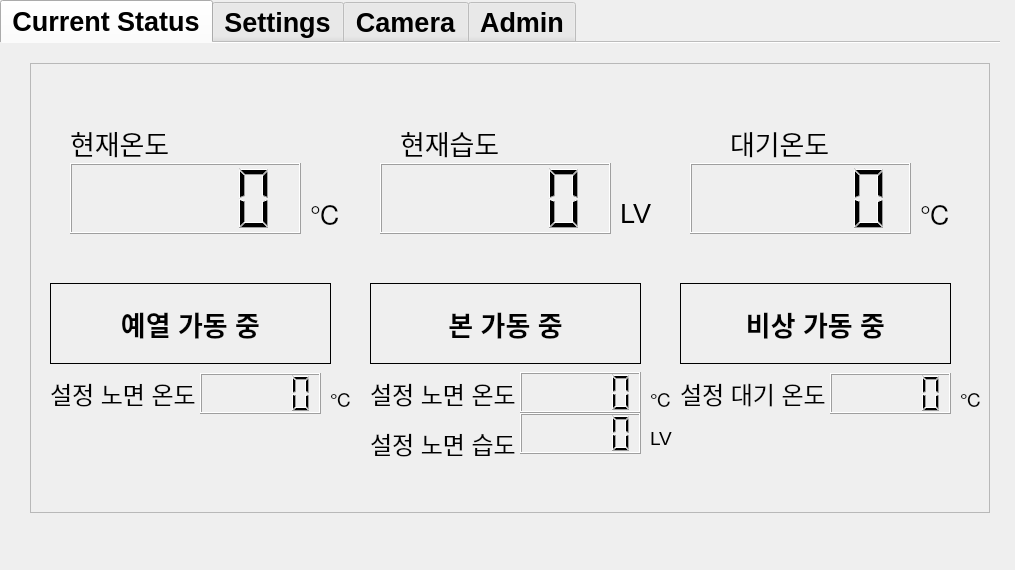
Old version of the form SMRS_r_pi.ui in the repository quilp007/SMRS.
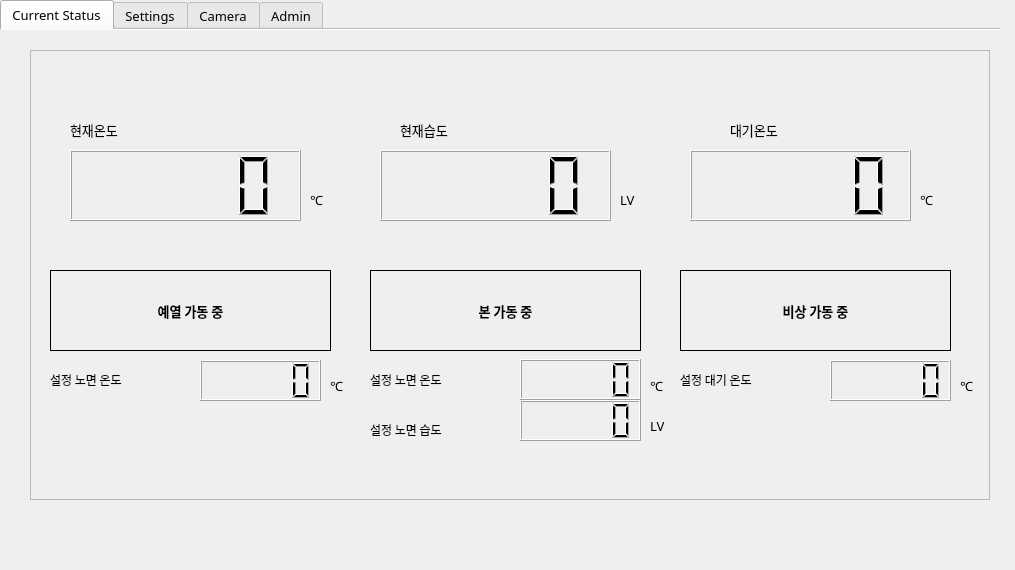
New version of the form. The open tabs and pages were chosen to show the change. Icons and pictures are not drawn.

What changed in the file:
```diff
--- a/SMRS_r_pi.ui
+++ b/SMRS_r_pi.ui
@@ -39,10 +39,11 @@
    </property>
    <property name="font">
     <font>
-     <pointsize>20</pointsize>
-     <weight>75</weight>
+     <family>3DS Fonticon</family>
+     <pointsize>10</pointsize>
+     <weight>50</weight>
      <italic>false</italic>
-     <bold>true</bold>
+     <bold>false</bold>
      <underline>false</underline>
      <strikeout>false</strikeout>
      <stylestrategy>PreferDefault</stylestrategy>
@@ -106,9 +107,15 @@
     </property>
     <property name="font">
      <font>
+      <family>3DS Fonticon</family>
       <pointsize>30</pointsize>
       <weight>50</weight>
+      <italic>false</italic>
       <bold>false</bold>
+      <underline>false</underline>
+      <strikeout>false</strikeout>
+      <stylestrategy>PreferDefault</stylestrategy>
+      <kerning>true</kerning>
      </font>
     </property>
     <attribute name="icon">
@@ -127,6 +134,19 @@
        <height>450</height>
       </rect>
      </property>
+     <property name="font">
+      <font>
+       <family>3DS Fonticon</family>
+       <pointsize>10</pointsize>
+       <weight>50</weight>
+       <italic>false</italic>
+       <bold>false</bold>
+       <underline>false</underline>
+       <strikeout>false</strikeout>
+       <stylestrategy>PreferDefault</stylestrategy>
+       <kerning>true</kerning>
+      </font>
+     </property>
      <property name="frameShape">
       <enum>QFrame::StyledPanel</enum>
      </property>
@@ -142,6 +162,19 @@
         <height>71</height>
        </rect>
       </property>
+      <property name="font">
+       <font>
+        <family>3DS Fonticon</family>
+        <pointsize>10</pointsize>
+        <weight>50</weight>
+        <italic>false</italic>
+        <bold>false</bold>
+        <underline>false</underline>
+        <strikeout>false</strikeout>
+        <stylestrategy>PreferDefault</stylestrategy>
+        <kerning>true</kerning>
+       </font>
+      </property>
       <property name="smallDecimalPoint">
        <bool>false</bool>
       </property>
@@ -163,7 +196,15 @@
       </property>
       <property name="font">
        <font>
-        <pointsize>20</pointsize>
+        <family>3DS Fonticon</family>
+        <pointsize>10</pointsize>
+        <weight>50</weight>
+        <italic>false</italic>
+        <bold>false</bold>
+        <underline>false</underline>
+        <strikeout>false</strikeout>
+        <stylestrategy>PreferDefault</stylestrategy>
+        <kerning>true</kerning>
        </font>
       </property>
       <property name="text">
@@ -181,7 +222,8 @@
       </property>
       <property name="font">
        <font>
-        <pointsize>20</pointsize>
+        <family>3DS Fonticon</family>
+        <pointsize>10</pointsize>
        </font>
       </property>
       <property name="text">
@@ -197,6 +239,19 @@
         <height>71</height>
        </rect>
       </property>
+      <property name="font">
+       <font>
+        <family>3DS Fonticon</family>
+        <pointsize>10</pointsize>
+        <weight>50</weight>
+        <italic>false</italic>
+        <bold>false</bold>
+        <underline>false</underline>
+        <strikeout>false</strikeout>
+        <stylestrategy>PreferDefault</stylestrategy>
+        <kerning>true</kerning>
+       </font>
+      </property>
       <property name="smallDecimalPoint">
        <bool>false</bool>
       </property>
@@ -218,7 +273,8 @@
       </property>
       <property name="font">
        <font>
-        <pointsize>20</pointsize>
+        <family>3DS Fonticon</family>
+        <pointsize>10</pointsize>
        </font>
       </property>
       <property name="text">
@@ -234,6 +290,12 @@
         <height>71</height>
        </rect>
       </property>
+      <property name="font">
+       <font>
+        <family>3DS Fonticon</family>
+        <pointsize>10</pointsize>
+       </font>
+      </property>
       <property name="smallDecimalPoint">
        <bool>false</bool>
       </property>
@@ -253,6 +315,12 @@
         <height>41</height>
        </rect>
       </property>
+      <property name="font">
+       <font>
+        <family>3DS Fonticon</family>
+        <pointsize>10</pointsize>
+       </font>
+      </property>
       <property name="smallDecimalPoint">
        <bool>false</bool>
       </property>
@@ -272,6 +340,19 @@
         <height>41</height>
        </rect>
       </property>
+      <property name="font">
+       <font>
+        <family>3DS Fonticon</family>
+        <pointsize>10</pointsize>
+        <weight>50</weight>
+        <italic>false</italic>
+        <bold>false</bold>
+        <underline>false</underline>
+        <strikeout>false</strikeout>
+        <stylestrategy>PreferDefault</stylestrategy>
+        <kerning>true</kerning>
+       </font>
+      </property>
       <property name="smallDecimalPoint">
        <bool>false</bool>
       </property>
@@ -291,6 +372,19 @@
         <height>41</height>
        </rect>
       </property>
+      <property name="font">
+       <font>
+        <family>3DS Fonticon</family>
+        <pointsize>10</pointsize>
+        <weight>50</weight>
+        <italic>false</italic>
+        <bold>false</bold>
+        <underline>false</underline>
+        <strikeout>false</strikeout>
+        <stylestrategy>PreferDefault</stylestrategy>
+        <kerning>true</kerning>
+       </font>
+      </property>
       <property name="smallDecimalPoint">
        <bool>false</bool>
       </property>
@@ -312,7 +406,8 @@
       </property>
       <property name="font">
        <font>
-        <pointsize>20</pointsize>
+        <family>3DS Fonticon</family>
+        <pointsize>10</pointsize>
         <weight>75</weight>
         <bold>true</bold>
         <underline>false</underline>
@@ -348,9 +443,15 @@
       </property>
       <property name="font">
        <font>
-        <pointsize>20</pointsize>
+        <family>3DS Fonticon</family>
+        <pointsize>10</pointsize>
         <weight>75</weight>
+        <italic>false</italic>
         <bold>true</bold>
+        <underline>false</underline>
+        <strikeout>false</strikeout>
+        <stylestrategy>PreferDefault</stylestrategy>
+        <kerning>true</kerning>
        </font>
       </property>
       <property name="frameShape">
@@ -374,9 +475,15 @@
       </property>
       <property name="font">
        <font>
-        <pointsize>20</pointsize>
+        <family>3DS Fonticon</family>
+        <pointsize>10</pointsize>
         <weight>75</weight>
+        <italic>false</italic>
         <bold>true</bold>
+        <underline>false</underline>
+        <strikeout>false</strikeout>
+        <stylestrategy>PreferDefault</stylestrategy>
+        <kerning>true</kerning>
        </font>
       </property>
       <property name="frameShape">
@@ -400,7 +507,8 @@
       </property>
       <property name="font">
        <font>
-        <pointsize>18</pointsize>
+        <family>3DS Fonticon</family>
+        <pointsize>9</pointsize>
         <weight>50</weight>
         <bold>false</bold>
        </font>
@@ -420,9 +528,15 @@
       </property>
       <property name="font">
        <font>
-        <pointsize>18</pointsize>
+        <family>3DS Fonticon</family>
+        <pointsize>9</pointsize>
         <weight>50</weight>
+        <italic>false</italic>
         <bold>false</bold>
+        <underline>false</underline>
+        <strikeout>false</strikeout>
+        <stylestrategy>PreferDefault</stylestrategy>
+        <kerning>true</kerning>
        </font>
       </property>
       <property name="text">
@@ -440,9 +554,15 @@
       </property>
       <property name="font">
        <font>
-        <pointsize>18</pointsize>
+        <family>3DS Fonticon</family>
+        <pointsize>9</pointsize>
         <weight>50</weight>
+        <italic>false</italic>
         <bold>false</bold>
+        <underline>false</underline>
+        <strikeout>false</strikeout>
+        <stylestrategy>PreferDefault</stylestrategy>
+        <kerning>true</kerning>
        </font>
       </property>
       <property name="text">
@@ -460,9 +580,15 @@
       </property>
       <property name="font">
        <font>
-        <pointsize>18</pointsize>
+        <family>3DS Fonticon</family>
+        <pointsize>9</pointsize>
         <weight>50</weight>
+        <italic>false</italic>
         <bold>false</bold>
+        <underline>false</underline>
+        <strikeout>false</strikeout>
+        <stylestrategy>PreferDefault</stylestrategy>
+        <kerning>true</kerning>
        </font>
       </property>
       <property name="text">
@@ -478,6 +604,19 @@
         <height>41</height>
        </rect>
       </property>
+      <property name="font">
+       <font>
+        <family>3DS Fonticon</family>
+        <pointsize>10</pointsize>
+        <weight>50</weight>
+        <italic>false</italic>
+        <bold>false</bold>
+        <underline>false</underline>
+        <strikeout>false</strikeout>
+        <stylestrategy>PreferDefault</stylestrategy>
+        <kerning>true</kerning>
+       </font>
+      </property>
       <property name="smallDecimalPoint">
        <bool>false</bool>
       </property>
@@ -499,7 +638,15 @@
       </property>
       <property name="font">
        <font>
-        <pointsize>20</pointsize>
+        <family>3DS Fonticon</family>
+        <pointsize>10</pointsize>
+        <weight>50</weight>
+        <italic>false</italic>
+        <bold>false</bold>
+        <underline>false</underline>
+        <strikeout>false</strikeout>
+        <stylestrategy>PreferDefault</stylestrategy>
+        <kerning>true</kerning>
        </font>
       </property>
       <property name="text">
@@ -517,7 +664,15 @@
       </property>
       <property name="font">
        <font>
-        <pointsize>20</pointsize>
+        <family>3DS Fonticon</family>
+        <pointsize>10</pointsize>
+        <weight>50</weight>
+        <italic>false</italic>
+        <bold>false</bold>
+        <underline>false</underline>
+        <strikeout>false</strikeout>
+        <stylestrategy>PreferDefault</stylestrategy>
+        <kerning>true</kerning>
        </font>
       </property>
       <property name="text">
@@ -535,7 +690,8 @@
       </property>
       <property name="font">
        <font>
-        <pointsize>20</pointsize>
+        <family>3DS Fonticon</family>
+        <pointsize>10</pointsize>
        </font>
       </property>
       <property name="text">
@@ -553,7 +709,15 @@
       </property>
       <property name="font">
        <font>
-        <pointsize>14</pointsize>
+        <family>3DS Fonticon</family>
+        <pointsize>10</pointsize>
+        <weight>50</weight>
+        <italic>false</italic>
+        <bold>false</bold>
+        <underline>false</underline>
+        <strikeout>false</strikeout>
+        <stylestrategy>PreferDefault</stylestrategy>
+        <kerning>true</kerning>
        </font>
       </property>
       <property name="text">
@@ -571,7 +735,15 @@
       </property>
       <property name="font">
        <font>
-        <pointsize>14</pointsize>
+        <family>3DS Fonticon</family>
+        <pointsize>10</pointsize>
+        <weight>50</weight>
+        <italic>false</italic>
+        <bold>false</bold>
+        <underline>false</underline>
+        <strikeout>false</strikeout>
+        <stylestrategy>PreferDefault</stylestrategy>
+        <kerning>true</kerning>
        </font>
       </property>
       <property name="text">
@@ -589,7 +761,15 @@
       </property>
       <property name="font">
        <font>
-        <pointsize>14</pointsize>
+        <family>3DS Fonticon</family>
+        <pointsize>10</pointsize>
+        <weight>50</weight>
+        <italic>false</italic>
+        <bold>false</bold>
+        <underline>false</underline>
+        <strikeout>false</strikeout>
+        <stylestrategy>PreferDefault</stylestrategy>
+        <kerning>true</kerning>
        </font>
       </property>
       <property name="text">
@@ -607,7 +787,15 @@
       </property>
       <property name="font">
        <font>
-        <pointsize>14</pointsize>
+        <family>3DS Fonticon</family>
+        <pointsize>10</pointsize>
+        <weight>50</weight>
+        <italic>false</italic>
+        <bold>false</bold>
+        <underline>false</underline>
+        <strikeout>false</strikeout>
+        <stylestrategy>PreferDefault</stylestrategy>
+        <kerning>true</kerning>
        </font>
       </property>
       <property name="text">
@@ -623,6 +811,12 @@
         <height>41</height>
        </rect>
       </property>
+      <property name="font">
+       <font>
+        <family>3DS Fonticon</family>
+        <pointsize>10</pointsize>
+       </font>
+      </property>
       <property name="text">
        <string/>
       </property>
```
Left out of the diff: 226 changed lines with no effect on the pictures.
